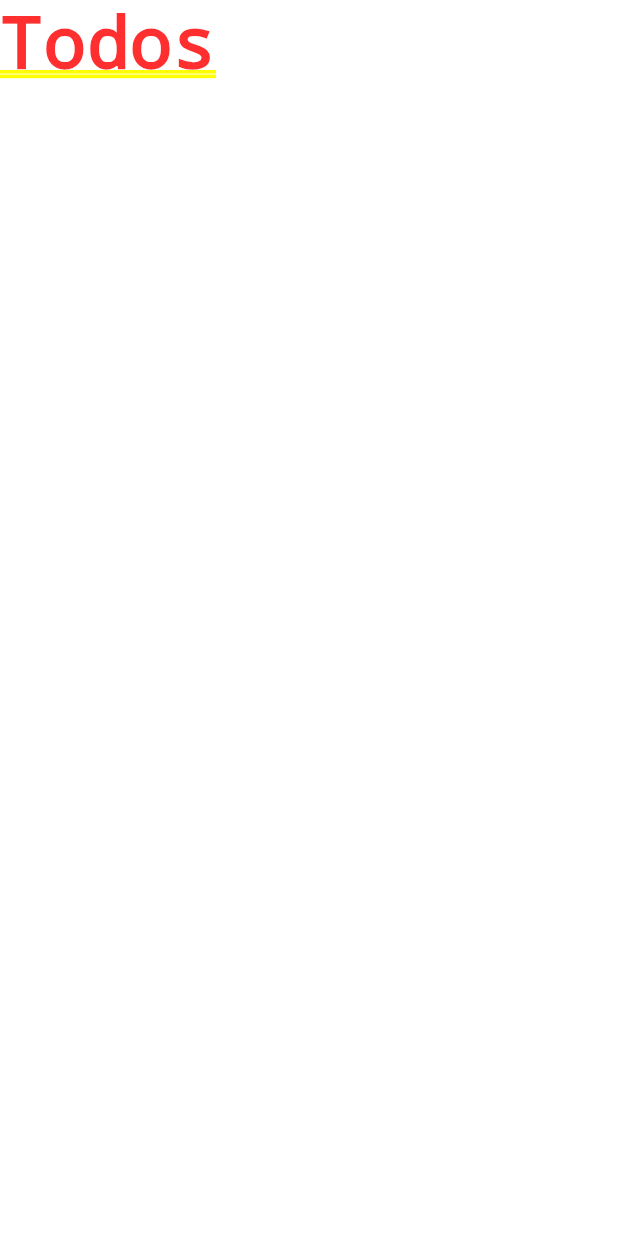
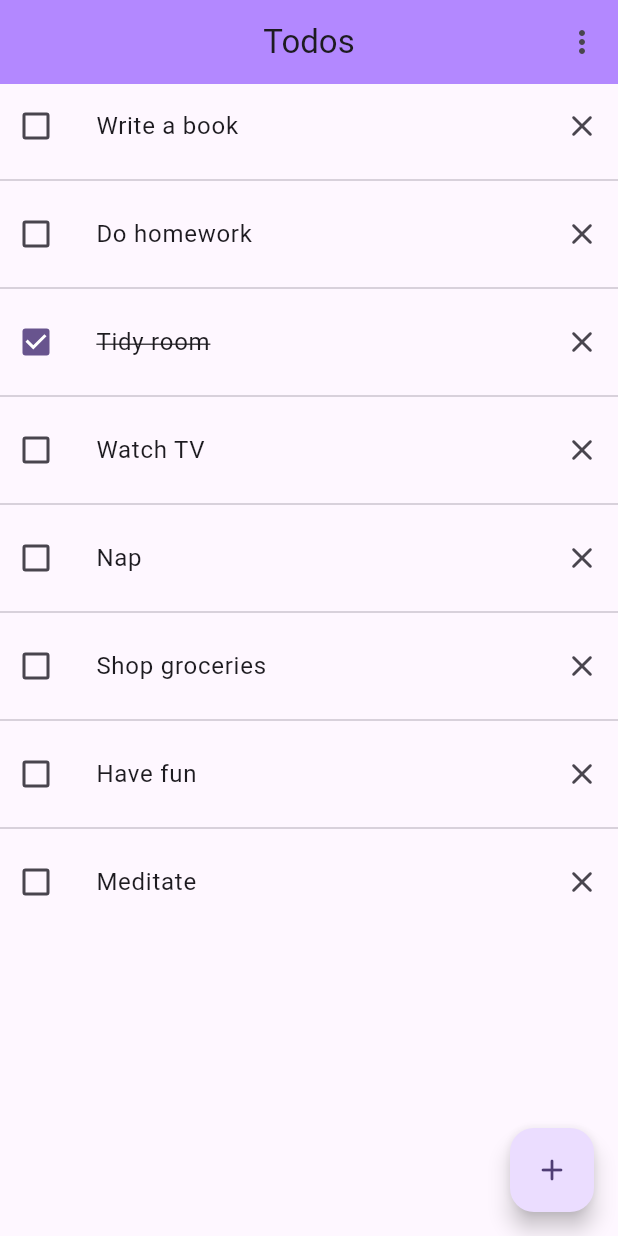
Before and after one commit to gu-tig333-ht24/gusneuza, a Flutter app: the screen it shows after launch, on a phone screen of 412 x 824 dp. Run offline on Flutter 3.47's test engine with Material 3 defaults, Android fonts, the phone set to English and light mode, and no system bars.

Commit message:
finish ui

```diff
--- a/lib/src/app.dart
+++ b/lib/src/app.dart
@@ -1,4 +1,6 @@
 import 'package:flutter/material.dart';
+
+import 'pages/home_page.dart';
 
 class App extends StatelessWidget {
   const App({super.key});
@@ -6,12 +8,13 @@ class App extends StatelessWidget {
   @override
   Widget build(BuildContext context) {
     return MaterialApp(
-      title: 'Flutter Demo',
+      title: "Todos",
+      debugShowCheckedModeBanner: false,
       theme: ThemeData(
         colorScheme: ColorScheme.fromSeed(seedColor: Colors.deepPurple),
         useMaterial3: true,
       ),
-      home: const Text("Todos"),
+      home: const HomePage(),
     );
   }
 }
--- /dev/null
+++ b/lib/src/enums/todo_filter.dart
@@ -0,0 +1,5 @@
+enum TodoFilter {
+  all,
+  done,
+  undone,
+}
--- /dev/null
+++ b/lib/src/pages/home_page.dart
@@ -0,0 +1,70 @@
+import 'package:flutter/material.dart';
+import 'package:template/src/pages/add_todo_page.dart';
+
+import '../enums/todo_filter.dart';
+import '../models/todo.dart';
+import '../widgets/todo_filter_menu.dart';
+
+List<Todo> _todoItems = [
+  Todo(id: "1", title: "Write a book"),
+  Todo(id: "2", title: "Do homework"),
+  Todo(id: "3", title: "Tidy room", done: true),
+  Todo(id: "4", title: "Watch TV"),
+  Todo(id: "5", title: "Nap"),
+  Todo(id: "6", title: "Shop groceries"),
+  Todo(id: "7", title: "Have fun"),
+  Todo(id: "8", title: "Meditate"),
+];
+
+class HomePage extends StatelessWidget {
+  const HomePage({super.key});
+
+  @override
+  Widget build(BuildContext context) {
+    return Scaffold(
+      appBar: AppBar(
+        actions: [
+          TodoFilterMenu(
+            onFilterSelected: (TodoFilter newSelection) {},
+          ),
+        ],
+        centerTitle: true,
+        title: Text("Todos"),
+        backgroundColor: Colors.deepPurpleAccent.shade100,
+      ),
+      floatingActionButton: FloatingActionButton(
+        onPressed: () {
+          Navigator.of(context).push(
+            MaterialPageRoute(builder: (context) => const AddTodoPage()),
+          );
+        },
+        child: Icon(Icons.add_rounded),
+      ),
+      body: ListView.separated(
+        padding: EdgeInsets.all(0),
+        itemCount: _todoItems.length,
+        itemBuilder: (BuildContext context, int index) {
+          var item = _todoItems[index];
+          return ListTile(
+            contentPadding: EdgeInsets.all(0),
+            leading: Checkbox(value: item.done, onChanged: (_) {}),
+            title: Text(
+              item.title,
+              style: TextStyle(
+                  decoration: item.done
+                      ? TextDecoration.lineThrough
+                      : TextDecoration.none),
+            ),
+            trailing: IconButton(
+              onPressed: () {},
+              icon: Icon(Icons.close_rounded),
+            ),
+          );
+        },
+        separatorBuilder: (BuildContext context, int index) {
+          return Divider();
+        },
+      ),
+    );
+  }
+}
--- /dev/null
+++ b/lib/src/widgets/todo_filter_menu.dart
@@ -0,0 +1,46 @@
+import 'package:flutter/material.dart';
+
+import '../enums/todo_filter.dart';
+
+class TodoFilterMenu extends StatefulWidget {
+  const TodoFilterMenu({
+    super.key,
+    required this.onFilterSelected,
+  });
+
+  final Function(TodoFilter) onFilterSelected;
+
+  @override
+  State<TodoFilterMenu> createState() => _TodoFilterMenuState();
+}
+
+class _TodoFilterMenuState extends State<TodoFilterMenu> {
+  TodoFilter _selectedFilter = TodoFilter.all;
+
+  @override
+  Widget build(BuildContext context) {
+    return PopupMenuButton<TodoFilter>(
+      initialValue: _selectedFilter,
+      onSelected: (TodoFilter selection) {
+        setState(() => _selectedFilter = selection);
+        widget.onFilterSelected(_selectedFilter);
+      },
+      itemBuilder: (BuildContext context) {
+        return [
+          PopupMenuItem<TodoFilter>(
+            value: TodoFilter.all,
+            child: Text(TodoFilter.all.name),
+          ),
+          PopupMenuItem<TodoFilter>(
+            value: TodoFilter.done,
+            child: Text(TodoFilter.done.name),
+          ),
+          PopupMenuItem<TodoFilter>(
+            value: TodoFilter.undone,
+            child: Text(TodoFilter.undone.name),
+          ),
+        ];
+      },
+    );
+  }
+}
```
Also changed, not shown: lib/src/models/todo.dart (added, +11 -0 lines), lib/src/pages/add_todo_page.dart (added, +67 -0 lines).
